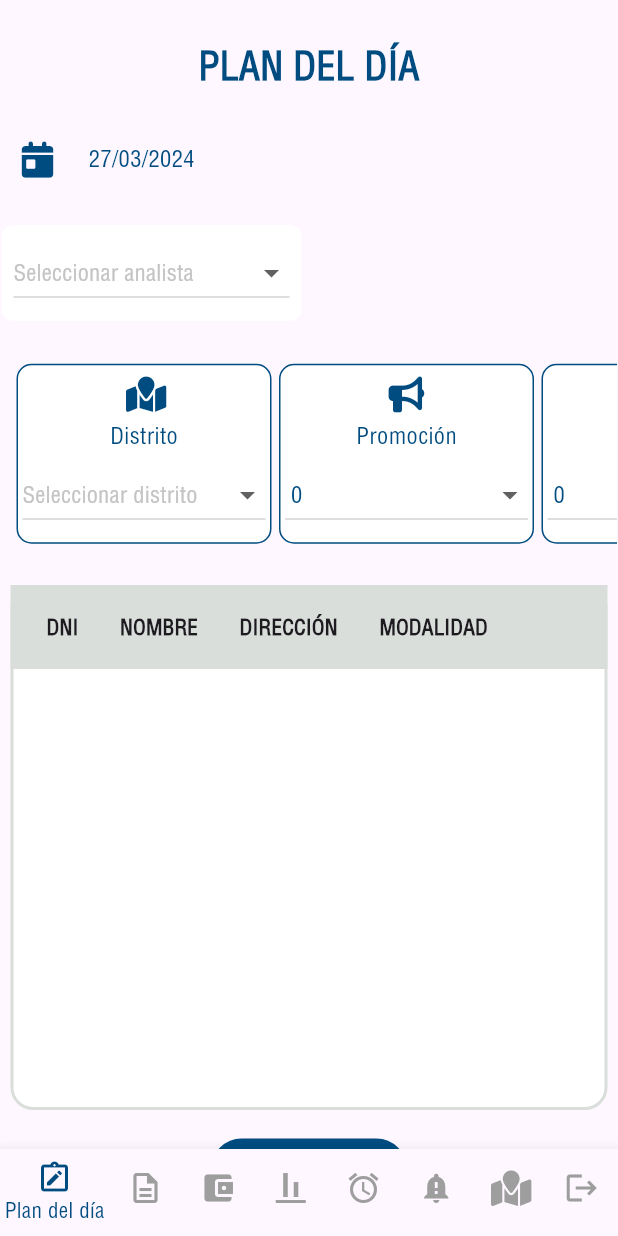
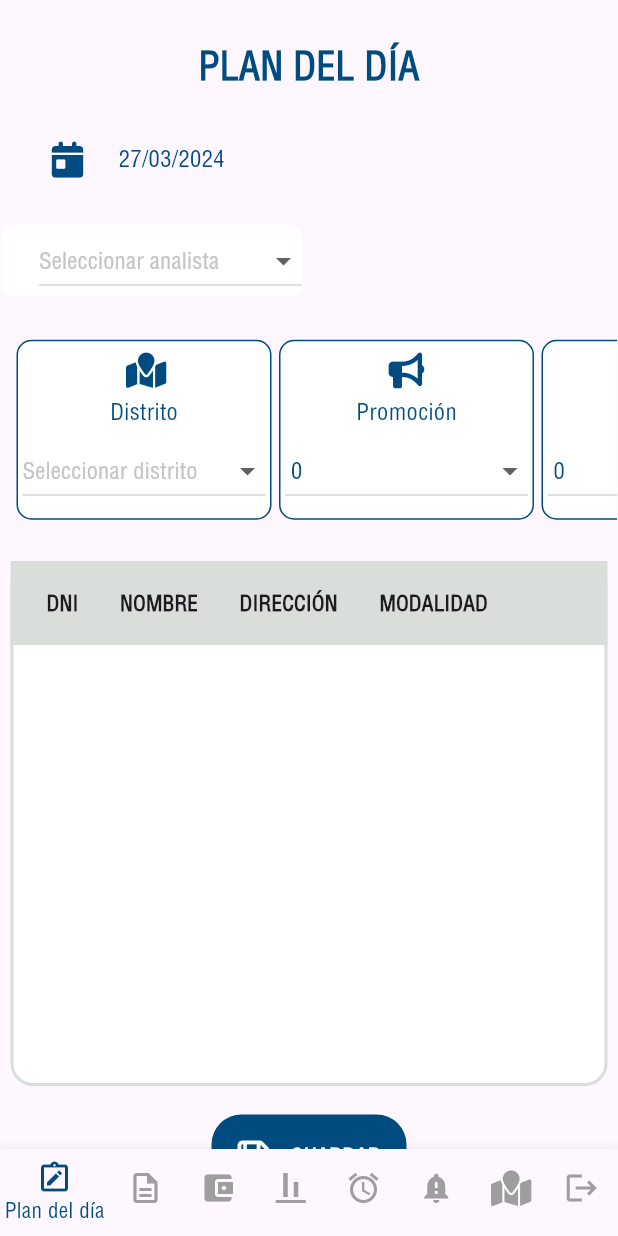
Before and after one commit to Rmila03/AppRutasdg, a Flutter app: the MyHomeSupervisorPage screen opened directly, on a phone screen of 412 x 824 dp. Run offline on Flutter 3.47's test engine with Material 3 defaults, Android fonts, the phone set to English and light mode, and no system bars; our stand-ins replace font_awesome_flutter, google_maps_flutter, syncfusion_flutter_charts.

Commit message:
padding homesupervisor

```diff
--- a/lib/supervisor/views/dashboard_supervisor.dart
+++ b/lib/supervisor/views/dashboard_supervisor.dart
@@ -68,6 +68,7 @@ class _DashboardSupervisorPageState extends State<DashboardSupervisorPage> {
         borderRadius: BorderRadius.circular(8.0),
       ),
       child: DropdownButton<String>(
+        isExpanded: true,
         value: selectedIndex != 0 ? selectedIndex.toString() : null,
         items: List.generate(analistas.length, (index) {
           return DropdownMenuItem<String>(
--- a/lib/supervisor/views/homeSupervisor.dart
+++ b/lib/supervisor/views/homeSupervisor.dart
@@ -79,7 +79,7 @@ class _MyHomeSupervisorPageState extends State<MyHomeSupervisorPage>
     List<Socio> sociosNotAssignedToToday = [];
     var container = Container(
       alignment: Alignment.bottomLeft,
-      padding: const EdgeInsets.all(8.0),
+      padding: const EdgeInsets.only(left: 25.0),
       width: 200,
       decoration: BoxDecoration(
         color: const Color.fromARGB(255, 255, 255, 255),
@@ -207,7 +207,9 @@ class _MyHomeSupervisorPageState extends State<MyHomeSupervisorPage>
                             ),
                           ),
                           const SizedBox(height: 20.0),
-                          Row(
+                          Padding(
+                            padding: const EdgeInsets.only(left: 20.0),
+                            child: Row(
                               children: [
                                 IconButton(
                                   icon: const Icon(
@@ -229,6 +231,7 @@ class _MyHomeSupervisorPageState extends State<MyHomeSupervisorPage>
                                   ),
                                 ),
                               ],
+                            ),
                           ),
                           const SizedBox(height: 20.0),
                           Row(
```
Lines whose indentation alone changed are shown as unchanged.
